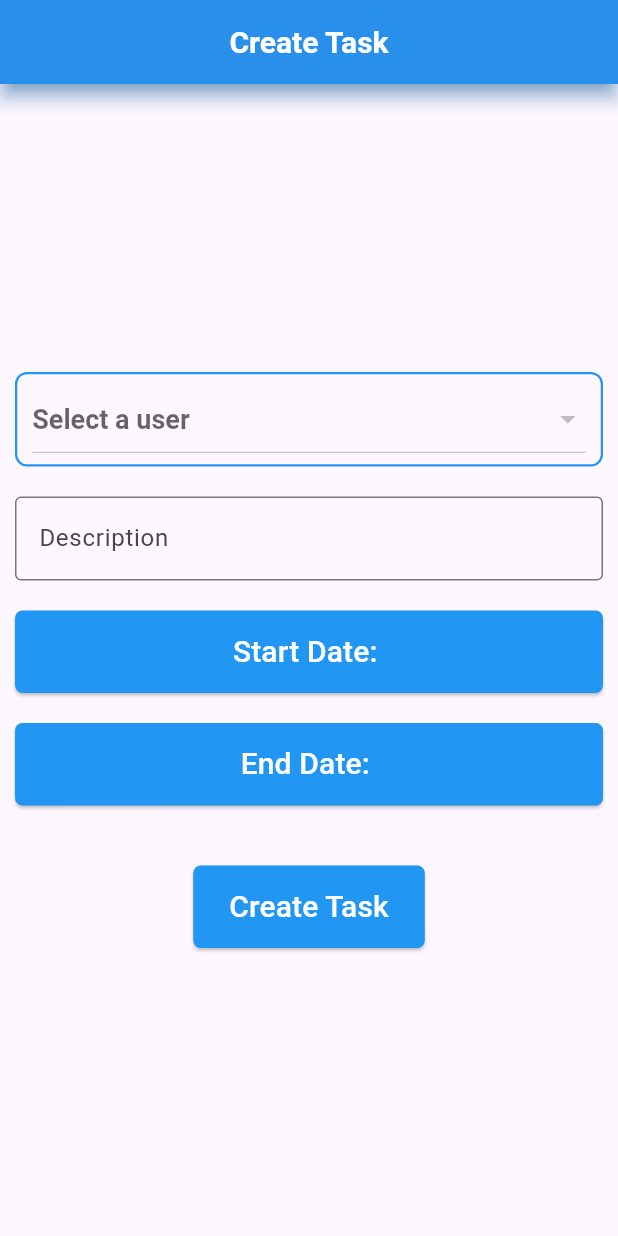
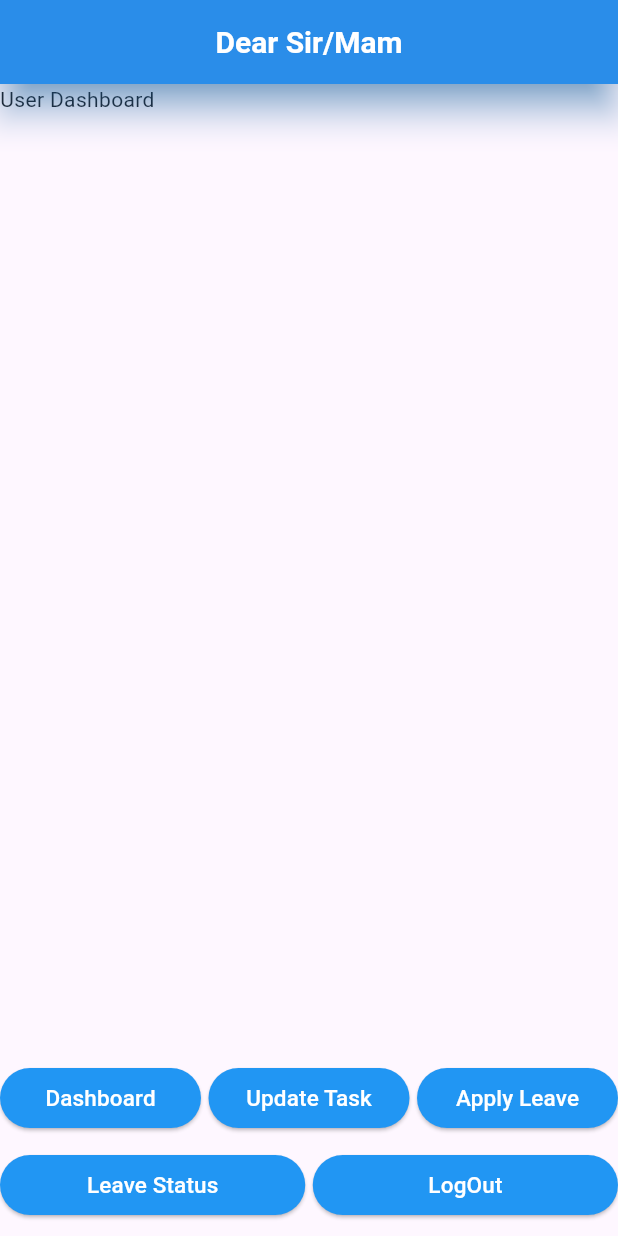
Before and after one commit to IAftabRehman/Task-Management-System, a Flutter app: the screen it shows after launch, on a phone screen of 412 x 824 dp. Run offline on Flutter 3.47's test engine with Material 3 defaults, Android fonts, the phone set to English and light mode, and no system bars; our stand-ins replace cloud_firestore, firebase_auth, firebase_core; accounts and stored records are empty.

Commit message:
Working with user dashboard

```diff
--- a/lib/main.dart
+++ b/lib/main.dart
@@ -3,7 +3,8 @@ import 'package:flutter/material.dart';
 import 'package:provider/provider.dart';
 import 'package:task_management_system/providers/createTask_provider.dart';
 import 'package:task_management_system/providers/userRegistration_provider.dart';
-import 'package:task_management_system/screens/createTask_screen.dart';
+import 'package:task_management_system/providers/user_provider.dart';
+import 'package:task_management_system/screens/userMainDashboard_screen.dart';
 
 Future<void> main() async {
   WidgetsFlutterBinding.ensureInitialized();
@@ -19,7 +20,8 @@ class MyApp extends StatelessWidget {
     return MultiProvider(
       providers: [
         ChangeNotifierProvider(create: (_) => userRegistration_provider()),
-        ChangeNotifierProvider(create: (_) => createTask_provider())
+        ChangeNotifierProvider(create: (_) => createTask_provider()),
+        ChangeNotifierProvider(create: (_) => user_provider())
       ],
       child: Builder(builder: (BuildContext context){
         return MaterialApp(
@@ -33,7 +35,7 @@ class MyApp extends StatelessWidget {
           ),
 
           debugShowCheckedModeBanner: false,
-          home: createTask_screen(),
+          home: userMainDashboard_screen(),
         );
       }),
     );
--- /dev/null
+++ b/lib/providers/user_provider.dart
@@ -0,0 +1,14 @@
+import 'package:flutter/material.dart';
+
+class user_provider with ChangeNotifier{
+  int _selectedIndex = 0;
+
+  int get selectedIndex => _selectedIndex;
+
+  void changeIndex(int newIndex) {
+    _selectedIndex = newIndex;
+    notifyListeners();
+  }
+
+
+}
--- /dev/null
+++ b/lib/screens/userMainDashboard_screen.dart
@@ -0,0 +1,124 @@
+import 'package:flutter/material.dart';
+import 'package:provider/provider.dart';
+import 'package:task_management_system/providers/user_provider.dart';
+import 'package:task_management_system/screens/usersScreens/applyLeave.dart';
+import 'package:task_management_system/screens/usersScreens/leaveStatus.dart';
+import 'package:task_management_system/screens/usersScreens/logOut.dart';
+import 'package:task_management_system/screens/usersScreens/updateTask.dart';
+import 'package:task_management_system/screens/usersScreens/userDashboard.dart';
+
+class userMainDashboard_screen extends StatefulWidget {
+  userMainDashboard_screen({super.key});
+
+  @override
+  State<userMainDashboard_screen> createState() => _userMainDashboard_screenState();
+}
+
+class _userMainDashboard_screenState extends State<userMainDashboard_screen> {
+  int selected = 1;
+  List<Widget> contentWidgets = [
+    userDashboard(),
+    updateTask(),
+    applyLeave(),
+    leaveStatus(),
+    logOut()
+  ];
+
+  @override
+  Widget build(BuildContext context) {
+    final provider = Provider.of<user_provider>(context);
+    return Scaffold(
+      appBar: AppBar(
+        title: Text("Dear Sir/Mam", style: TextStyle(fontWeight: FontWeight.bold, color: Colors.white, fontSize: 20)),
+        centerTitle: true,
+        backgroundColor: Colors.blue,
+        elevation: 10,
+        shadowColor: Colors.blue,
+      ),
+
+      body: Column(
+        children: [
+          Expanded(
+            child: Container(
+              width: double.infinity,
+              color: Colors.red,
+              child: contentWidgets[provider.selectedIndex],
+            ),
+          ),
+
+          Column(
+            mainAxisAlignment: MainAxisAlignment.end,
+            children: [
+              Row(
+                children: [
+                  Expanded(
+                    child: ElevatedButton(
+                      onPressed: () {
+                        selected = 0;
+                      },
+                      style: ElevatedButton.styleFrom(backgroundColor: Colors.blue),
+                      child: Text("Dashboard", style: TextStyle(fontSize: 15, color: Colors.white)),
+                    ),
+                  ),
+                  SizedBox(width: 5),
+                  Expanded(
+                    child: ElevatedButton(
+                      onPressed: () {
+                        setState(() {
+                          selected = 1;
+                        });
+                      },
+                      style: ElevatedButton.styleFrom(backgroundColor: Colors.blue),
+                      child: Text("Update Task", style: TextStyle(fontSize: 15, color: Colors.white)),
+                    ),
+                  ),
+                  SizedBox(width: 5),
+                  Expanded(
+                    child: ElevatedButton(
+                      onPressed: () {
+                        setState(() {
+                          selected = 2;
+                        });
+                      },
+                      style: ElevatedButton.styleFrom(backgroundColor: Colors.blue),
+                      child: Text("Apply Leave", style: TextStyle(fontSize: 15, color: Colors.white)),
+                    ),
+                  )
+                ],
+              ),
+              SizedBox(height: 10),
+              Row(
+                children: [
+                  Expanded(
+                    child: ElevatedButton(
+                      onPressed: () {
+                        setState(() {
+                          selected = 3;
+                        });
+                      },
+                      style: ElevatedButton.styleFrom(backgroundColor: Colors.blue),
+                      child: Text("Leave Status", style: TextStyle(fontSize: 15, color: Colors.white)),
+                    ),
+                  ),
+                  SizedBox(width: 5),
+                  Expanded(
+                    child: ElevatedButton(
+                      onPressed: () {
+                        setState(() {
+                          selected = 4;
+                        });
+                      },
+                      style: ElevatedButton.styleFrom(backgroundColor: Colors.blue),
+                      child: Text("LogOut", style: TextStyle(fontSize: 15, color: Colors.white)),
+                    ),
+                  ),
+                ],
+              ),
+              SizedBox(height: 10),
+            ],
+          ),
+        ],
+      ),
+    );
+  }
+}
--- /dev/null
+++ b/lib/screens/usersScreens/logOut.dart
@@ -0,0 +1,16 @@
+import 'package:flutter/material.dart';
+
+class logOut extends StatelessWidget {
+  const logOut({super.key});
+
+  @override
+  Widget build(BuildContext context) {
+    return Scaffold(
+      body: Column(
+        children: [
+          Text("LogOut")
+        ],
+      ),
+    );
+  }
+}
--- /dev/null
+++ b/lib/screens/usersScreens/userDashboard.dart
@@ -0,0 +1,21 @@
+import 'package:flutter/material.dart';
+
+class userDashboard extends StatefulWidget {
+  const userDashboard({super.key});
+
+  @override
+  State<userDashboard> createState() => _userDashboardState();
+}
+
+class _userDashboardState extends State<userDashboard> {
+  @override
+  Widget build(BuildContext context) {
+    return Scaffold(
+      body: Column(
+        children: [
+          Text("User Dashboard")
+        ],
+      ),
+    );
+  }
+}
```
Also changed, not shown: lib/screens/usersScreens/applyLeave.dart (added, +16 -0 lines), lib/screens/usersScreens/leaveStatus.dart (added, +16 -0 lines), lib/screens/usersScreens/updateTask.dart (added, +21 -0 lines).
